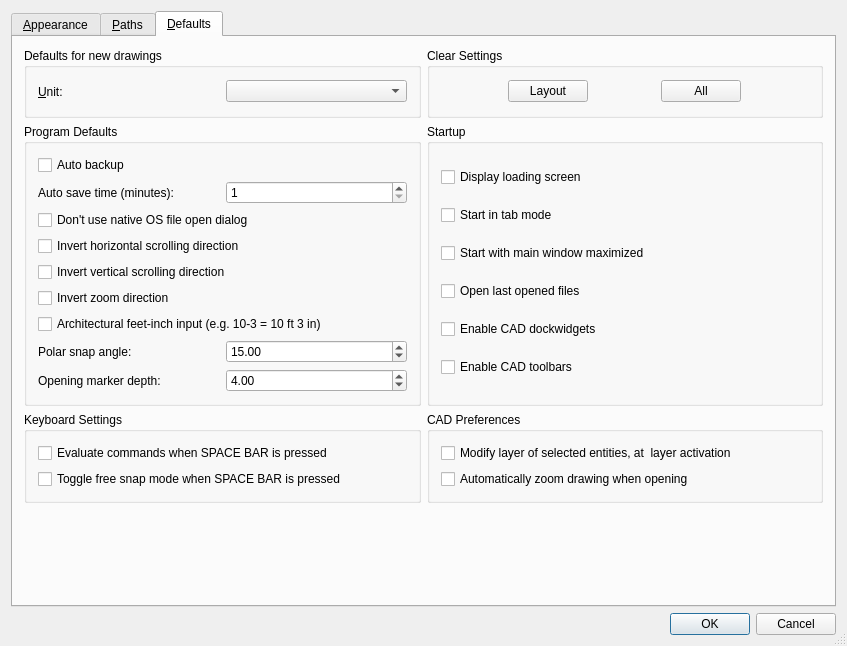
Above: librecad/src/ui/forms/qg_dlgoptionsgeneral.ui from LibreCAD/LibreCAD before the change. Below: the same form after it.
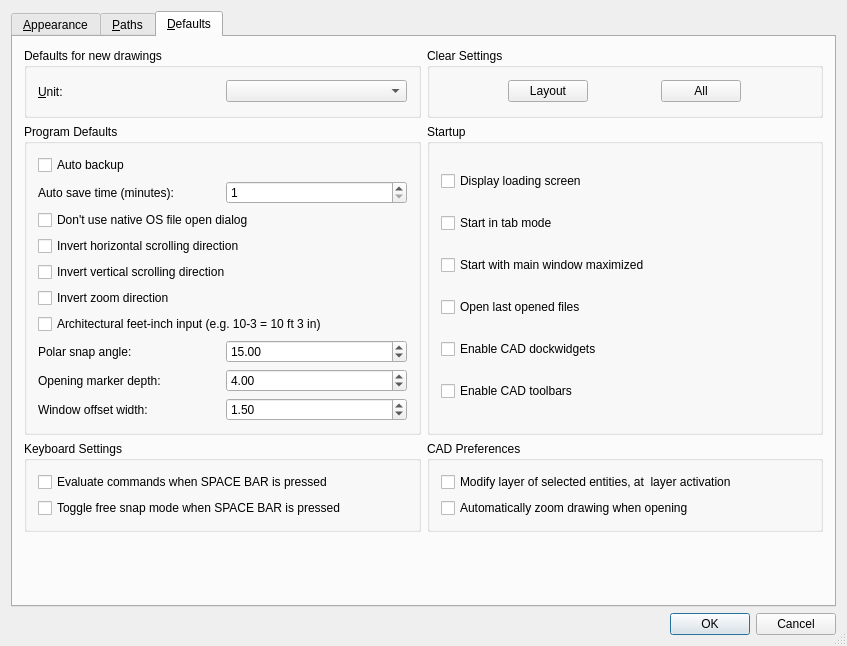
That is the form after the change. Icons and pictures are not drawn.

Commit message: Add window mode to Direct Line

Diff of the .ui file:
```diff
--- a/librecad/src/ui/forms/qg_dlgoptionsgeneral.ui
+++ b/librecad/src/ui/forms/qg_dlgoptionsgeneral.ui
@@ -1143,6 +1143,39 @@
             </item>
            </layout>
           </item>
+          <item>
+           <layout class="QHBoxLayout" name="horizontalLayout_windowoffset">
+            <item>
+             <widget class="QLabel" name="labelWindowOffsetWidth">
+              <property name="text">
+               <string>Window offset width:</string>
+              </property>
+             </widget>
+            </item>
+            <item>
+             <widget class="QDoubleSpinBox" name="cbWindowOffsetWidth">
+              <property name="toolTip">
+               <string>Distance from the center window line to each parallel window line.</string>
+              </property>
+              <property name="minimum">
+               <double>0.010000000000000</double>
+              </property>
+              <property name="maximum">
+               <double>9999.000000000000000</double>
+              </property>
+              <property name="decimals">
+               <number>2</number>
+              </property>
+              <property name="singleStep">
+               <double>0.250000000000000</double>
+              </property>
+              <property name="value">
+               <double>1.500000000000000</double>
+              </property>
+             </widget>
+            </item>
+           </layout>
+          </item>
          </layout>
         </widget>
        </item>
```
The commit also changes 3 other files.
